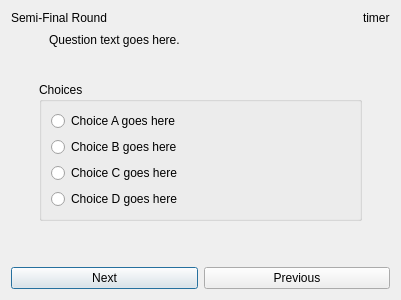
First picture: the form in src/client/semifinals.ui, repository trigger-happy/Cerberus, before the edit.
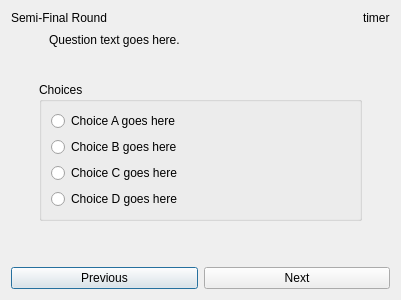
Second picture: the form after the edit.

Diff of the .ui file:
```diff
--- a/src/client/semifinals.ui
+++ b/src/client/semifinals.ui
@@ -169,13 +169,6 @@
    </item>
    <item row="5" column="0" colspan="2">
     <layout class="QHBoxLayout" name="horizontalLayout_9">
-     <item>
-      <widget class="QPushButton" name="next_btn_3">
-       <property name="text">
-        <string>Next</string>
-       </property>
-      </widget>
-     </item>
      <item>
       <widget class="QPushButton" name="prev_btn_3">
        <property name="text">
@@ -183,6 +176,13 @@
        </property>
       </widget>
      </item>
+     <item>
+      <widget class="QPushButton" name="next_btn_3">
+       <property name="text">
+        <string>Next</string>
+       </property>
+      </widget>
+     </item>
     </layout>
    </item>
   </layout>
```
Left out of the diff: 102 changed lines with no effect on the pictures.
